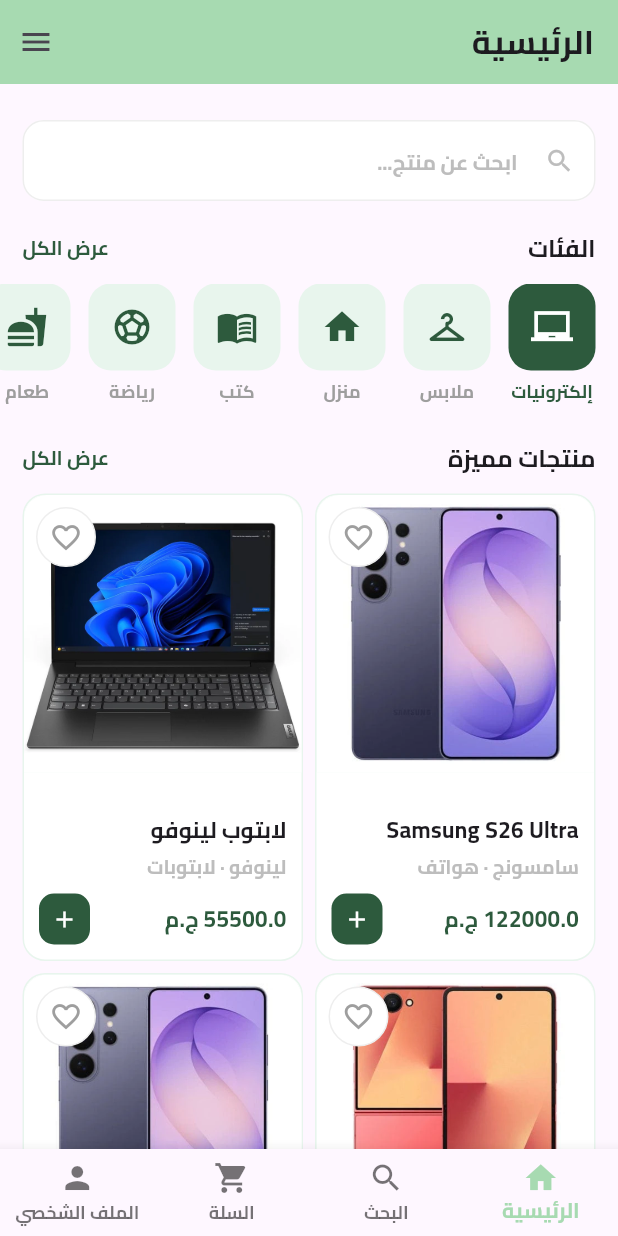
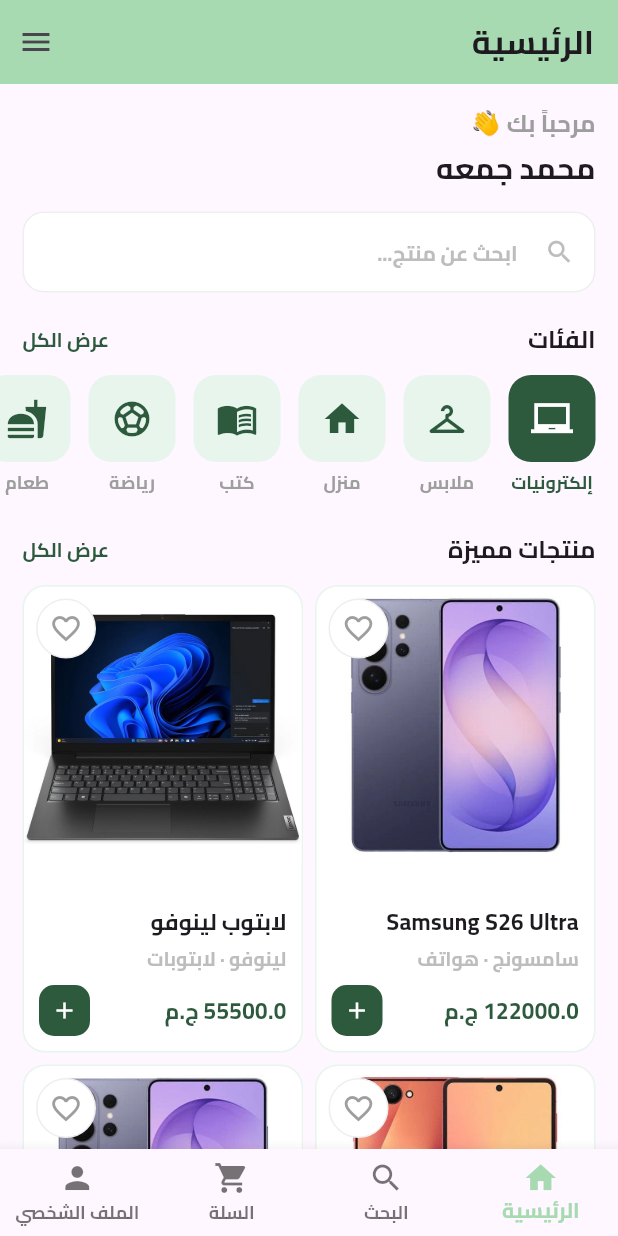
Before and after one commit to mohamedgomaa20/al_masar_day_8, a Flutter app: the screen it shows after launch, on a phone screen of 412 x 824 dp. Run offline on Flutter 3.47's test engine with Material 3 defaults, Android fonts, the phone set to English and light mode, and no system bars; our stand-ins replace font_awesome_flutter.

Commit message:
Implement `GreetingWidget` and integrate it into the `HomeScreen` layout.

```diff
--- /dev/null
+++ b/lib/features/home/greeting_widget.dart
@@ -0,0 +1,29 @@
+import 'package:al_masar_day_8/core/app_colors.dart';
+import 'package:flutter/material.dart';
+
+class GreetingWidget extends StatelessWidget {
+  const GreetingWidget({super.key, required this.username});
+
+  final String username;
+
+  @override
+  Widget build(BuildContext context) {
+    return Padding(
+      padding: .all(15),
+      child: Column(
+        crossAxisAlignment: CrossAxisAlignment.start,
+        children: [
+          Text(
+            "مرحباً بك 👋",
+            style: TextStyle(fontSize: 16, color: AppColors.gray500),
+          ),
+          SizedBox(height: 3),
+          Text(
+            username,
+            style: const TextStyle(fontSize: 20, fontWeight: .bold),
+          ),
+        ],
+      ),
+    );
+  }
+}
--- a/lib/features/home/home_screen.dart
+++ b/lib/features/home/home_screen.dart
@@ -1,5 +1,6 @@
 import 'package:al_masar_day_8/core/models/product_model.dart';
 import 'package:al_masar_day_8/core/widgets/custom_search_bar.dart';
+import 'package:al_masar_day_8/features/home/greeting_widget.dart';
 import 'package:al_masar_day_8/features/home/header_text_widget.dart';
 import 'package:al_masar_day_8/features/home/product_card.dart';
 import 'package:flutter/material.dart';
@@ -38,9 +39,8 @@
   Widget build(BuildContext context) {
     return CustomScrollView(
       slivers: [
-        SliverToBoxAdapter(child: SizedBox(height: 24)),
-
-        SliverToBoxAdapter(
+        SliverToBoxAdapter(child: GreetingWidget(username: "محمد جمعه",)),
+         SliverToBoxAdapter(
           child: Padding(
             padding: EdgeInsets.symmetric(horizontal: 15),
             child: CustomSearchBar(
```
